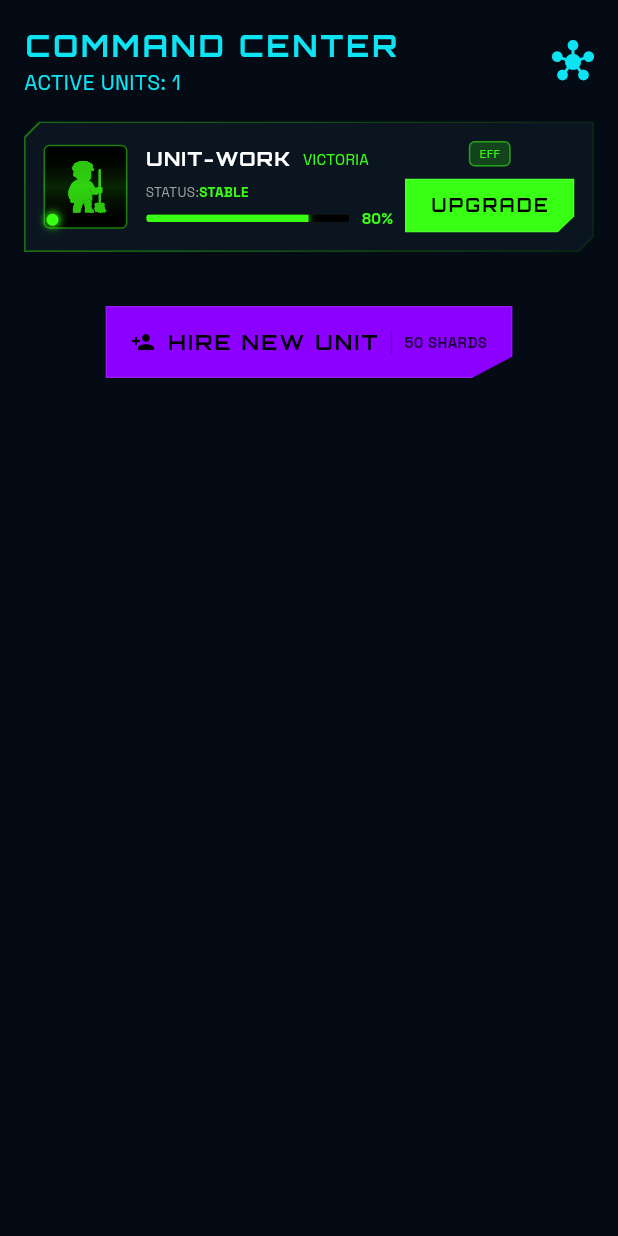
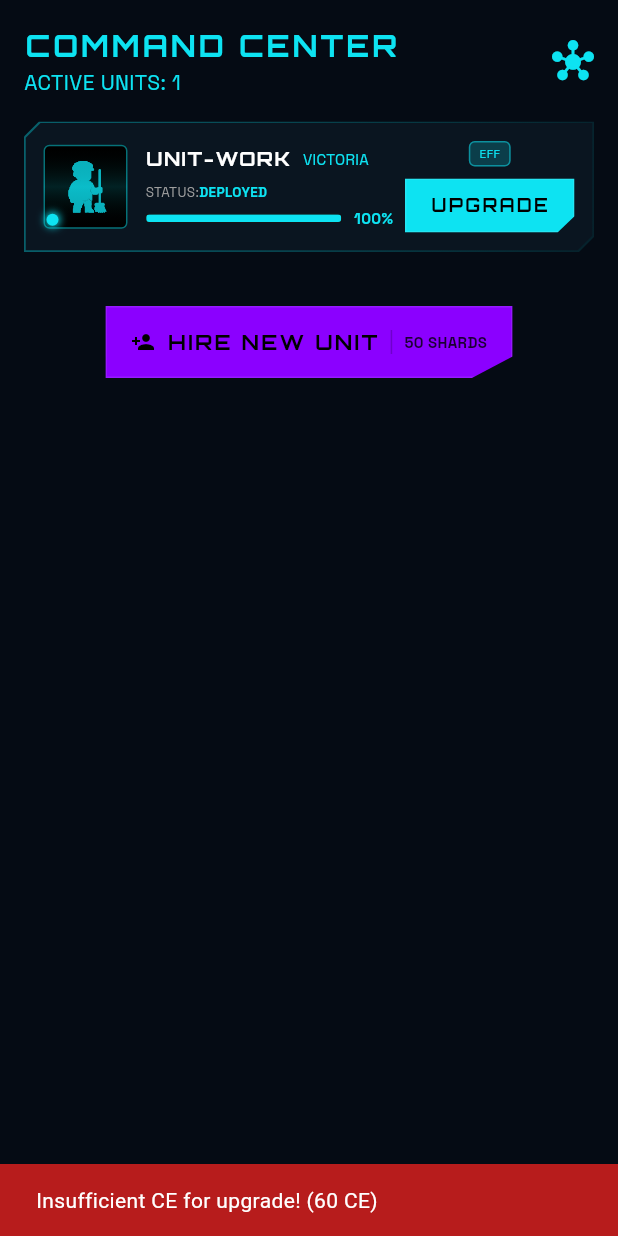
Before and after one commit to Viniciusbudel/idle-time, a Flutter app: the CommandCenterTab widget shown alone on an empty page, opened directly, after a tap on "UPGRADE", on a phone screen of 412 x 824 dp. Run offline on Flutter 3.47's test engine with Material 3 defaults, Android fonts, the phone set to English and light mode, and no system bars; our stand-ins replace flutter_riverpod, flutter_svg, google_fonts, shared_preferences; missing offline and left inert: flame, flame_lottie, flame_svg; accounts and stored records are empty; Roboto replaces fonts that are missing (Rye); statements that could not run were skipped.

Commit message:
ui: update gacha and command center screens

```diff
--- a/lib/presentation/ui/pages/command_center_tab.dart
+++ b/lib/presentation/ui/pages/command_center_tab.dart
@@ -2,12 +2,12 @@
 import 'package:flutter_riverpod/flutter_riverpod.dart';
 import 'package:time_factory/core/constants/colors.dart';
 import 'package:time_factory/core/constants/text_styles.dart';
-import 'package:time_factory/domain/entities/enums.dart';
 import 'package:time_factory/domain/entities/worker.dart';
 import 'package:time_factory/presentation/state/game_state_provider.dart';
 import 'package:time_factory/presentation/ui/atoms/cyber_button.dart';
 import 'package:time_factory/presentation/ui/molecules/holo_worker_card.dart';
 import 'package:time_factory/l10n/app_localizations.dart';
+import 'package:time_factory/core/utils/number_formatter.dart';
 
 class CommandCenterTab extends ConsumerWidget {
   const CommandCenterTab({super.key});
@@ -16,7 +16,6 @@
   Widget build(BuildContext context, WidgetRef ref) {
     final workersMap = ref.watch(workersProvider);
     final workers = workersMap.values.toList();
-    // Sort by rarity/level
     workers.sort((a, b) {
       int rarityComp = b.rarity.index.compareTo(a.rarity.index);
       if (rarityComp != 0) return rarityComp;
@@ -26,19 +25,11 @@
     final gameState = ref.watch(gameStateProvider);
 
     return ListView(
-      padding: const EdgeInsets.fromLTRB(
-        16,
-        16,
-        16,
-        100,
-      ), // Bottom padding for dock
+      padding: const EdgeInsets.fromLTRB(16, 16, 16, 100),
       children: [
-        // Header
         _buildHeader(context, workers.length),
-
         const SizedBox(height: 16),
 
-        // Worker List
         if (workers.isEmpty)
           _buildEmptyState(context)
         else
@@ -48,11 +39,24 @@
               child: HoloWorkerCard(
                 unitId: 'UNIT-${worker.id.substring(0, 4).toUpperCase()}',
                 role: worker.displayName,
-                efficiency: 0.75 + (worker.level * 0.05).clamp(0.0, 0.25),
+                efficiency: _calculateEfficiency(worker),
                 status: _getWorkerStatus(worker),
                 rarity: worker.rarity,
                 onUpgrade: () {
-                  // Upgrade logic
+                  final success = ref
+                      .read(gameStateProvider.notifier)
+                      .upgradeWorker(worker.id);
+                  if (!success) {
+                    ScaffoldMessenger.of(context).showSnackBar(
+                      SnackBar(
+                        content: Text(
+                          '${AppLocalizations.of(context)!.insufficientCE} (${NumberFormatter.formatCE(worker.upgradeCost)} CE)',
+                          style: const TextStyle(color: Colors.white),
+                        ),
+                        backgroundColor: Colors.red[900],
+                      ),
+                    );
+                  }
                 },
               ),
             ),
@@ -60,7 +64,6 @@
 
         const SizedBox(height: 24),
 
-        // Hire Button
         Center(
           child: CyberButton(
             label: AppLocalizations.of(context)!.hireNewUnit,
@@ -81,6 +84,17 @@
         ),
       ],
     );
+  }
+
+  double _calculateEfficiency(Worker worker) {
+    final baseEff = worker.rarity.productionMultiplier;
+    final levelBonus = (worker.level - 1) * 0.05;
+    return (baseEff + levelBonus).clamp(0.0, 1.0);
+  }
+
+  String _getWorkerStatus(Worker worker) {
+    if (worker.isDeployed) return 'DEPLOYED';
+    return 'IDLE';
   }
 
   Widget _buildHeader(BuildContext context, int count) {
@@ -128,9 +142,4 @@
       ),
     );
   }
-
-  String _getWorkerStatus(Worker worker) {
-    // Mock status logic based on rarity?
-    return worker.rarity == WorkerRarity.legendary ? "OPTIMAL" : "STABLE";
-  }
 }
--- a/lib/presentation/ui/pages/gacha_screen.dart
+++ b/lib/presentation/ui/pages/gacha_screen.dart
@@ -1,4 +1,5 @@
 import 'package:flutter/material.dart';
+import 'package:flutter/services.dart';
 import 'package:flutter_riverpod/flutter_riverpod.dart';
 import 'package:time_factory/core/constants/spacing.dart';
 import 'package:time_factory/core/theme/neon_theme.dart';
@@ -11,6 +12,7 @@
 
 import 'package:time_factory/presentation/ui/atoms/void_hiring_overlay.dart';
 import 'package:time_factory/presentation/ui/dialogs/worker_result_dialog.dart';
+import 'package:time_factory/core/constants/tutorial_keys.dart';
 
 /// Gacha Screen - Temporal Rift Summoning Interface
 class GachaScreen extends ConsumerStatefulWidget {
@@ -214,6 +216,7 @@
     final canHire = canAfford && !_isSummoning;
 
     return GestureDetector(
+      key: TutorialKeys.summonButton,
       onTap: canHire ? () => _performCellSummon(currentEra) : null,
       child: AnimatedContainer(
         duration: const Duration(milliseconds: 200),
@@ -334,6 +337,7 @@
     if (gameState.chronoEnergy < cost) return;
 
     setState(() => _isSummoning = true);
+    HapticFeedback.mediumImpact();
 
     // hireWorker now returns Worker? directly
     final worker = ref.read(gameStateProvider.notifier).hireWorker(era);
@@ -347,6 +351,7 @@
 
   Future<void> _performSummon() async {
     setState(() => _isSummoning = true); // Lock UI
+    HapticFeedback.heavyImpact();
 
     // Perform logic
     final worker = ref.read(gameStateProvider.notifier).summonWorker(cost: 10);
@@ -386,6 +391,3 @@
     );
   }
 }
-
-// Helper for kIsWeb if not imported
-const bool kIsWeb = identical(0, 0.0);
```
